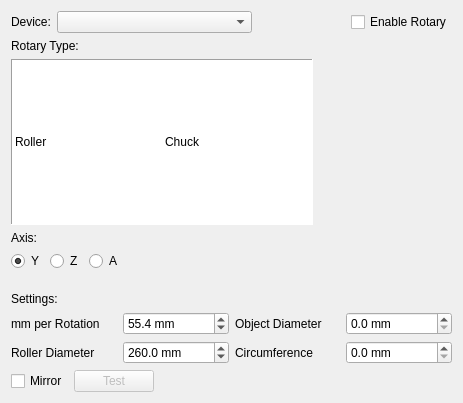
flux3dp/swiftray, file src/windows/rotary_setup.ui: the form before one commit.
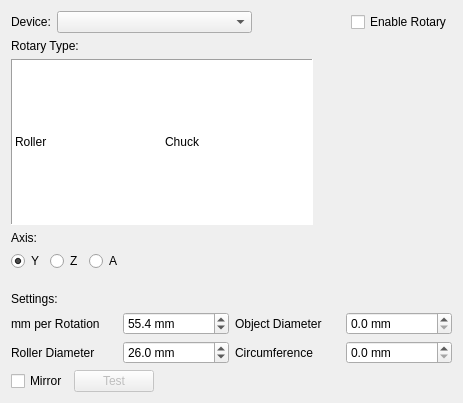
The form after the commit. Icons and pictures are not drawn.

Commit message: Fix rotary default

```diff
--- a/src/windows/rotary_setup.ui
+++ b/src/windows/rotary_setup.ui
@@ -268,7 +268,7 @@
         <double>0.100000000000000</double>
        </property>
        <property name="value">
-        <double>260.000000000000000</double>
+        <double>26.000000000000000</double>
        </property>
       </widget>
      </item>
```
Left out of the diff: 8 changed lines with no effect on the pictures.
